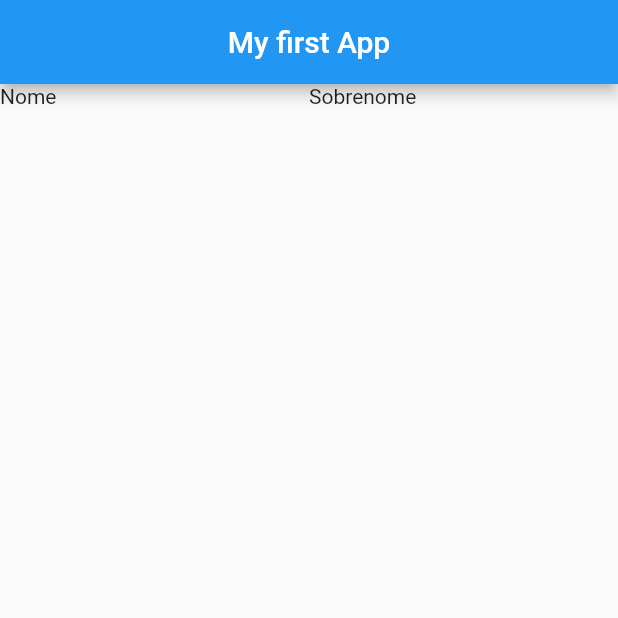
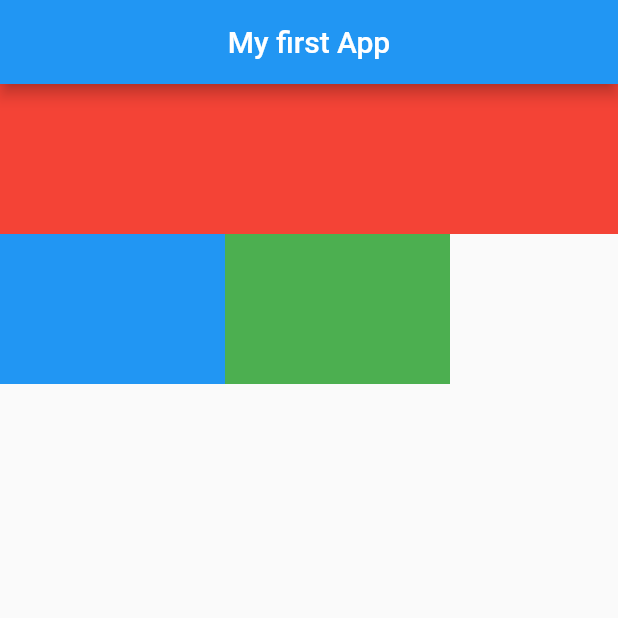
Before and after one commit to kaiorr/imersao-flutter, a Flutter app: the screen it shows after launch, on a phone screen of 412 x 824 dp, the top half of it. Run offline on Flutter 3.47's test engine with Material 2 defaults, Android fonts, the phone set to English and light mode, and no system bars.

Commit message:
feat: adicionando novos widgets

```diff
--- a/first_project/lib/main.dart
+++ b/first_project/lib/main.dart
@@ -1,5 +1,4 @@
 import 'package:flutter/material.dart';
-import 'package:flutter/semantics.dart';
 
 void main() => runApp(MyApp());
 
@@ -15,17 +14,25 @@ class MyApp extends StatelessWidget {
             ),
             body: Column(
               children: [
+                Container(
+                  height: 100,
+                  color: Colors.red,
+                ),
                 Row(
                   children: [
-              Expanded(
-                  child: Text(
-                'Nome',
-              )),
-              Expanded(child: Text('Sobrenome'))
-            ],
+                    Container(
+                      width: 150,
+                      height: 100,
+                      color: Colors.blue,
+                    ),
+                    Container(
+                      width: 150,
+                      height: 100,
+                      color: Colors.green,
                     ),
                   ],
-      ),
-    ));
+                )
+              ],
+            )));
   }
 }
```
Lines whose indentation alone changed are shown as unchanged.
